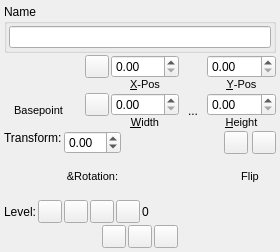
Before: the Qt Designer form scribus/ui/propertiespalette_xyzbase.ui in nitramr/scribus, drawn with Qt 5.
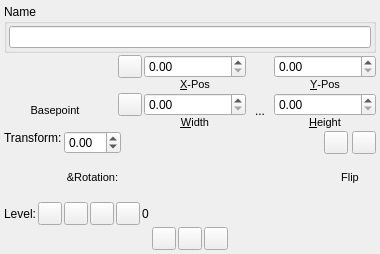
After: the same form once the commit is applied. Custom widgets are drawn as their Qt base class.

```diff
--- a/scribus/ui/propertiespalette_xyzbase.ui
+++ b/scribus/ui/propertiespalette_xyzbase.ui
@@ -6,10 +6,16 @@
    <rect>
     <x>0</x>
     <y>0</y>
-    <width>280</width>
-    <height>252</height>
+    <width>380</width>
+    <height>254</height>
    </rect>
   </property>
+  <property name="maximumSize">
+   <size>
+    <width>380</width>
+    <height>16777215</height>
+   </size>
+  </property>
   <property name="windowTitle">
    <string notr="true">Form</string>
   </property>
@@ -683,6 +689,11 @@
    <extends>QDoubleSpinBox</extends>
    <header>ui/scrspinbox.h</header>
   </customwidget>
+  <customwidget>
+   <class>LinkButton</class>
+   <extends>QToolButton</extends>
+   <header>ui/linkbutton.h</header>
+  </customwidget>
   <customwidget>
    <class>NameWidget</class>
    <extends>QLineEdit</extends>
@@ -694,11 +705,6 @@
    <header>ui/basepointwidget.h</header>
    <container>1</container>
   </customwidget>
-  <customwidget>
-   <class>LinkButton</class>
-   <extends>QToolButton</extends>
-   <header>ui/linkbutton.h</header>
-  </customwidget>
  </customwidgets>
  <resources/>
  <connections/>
```
